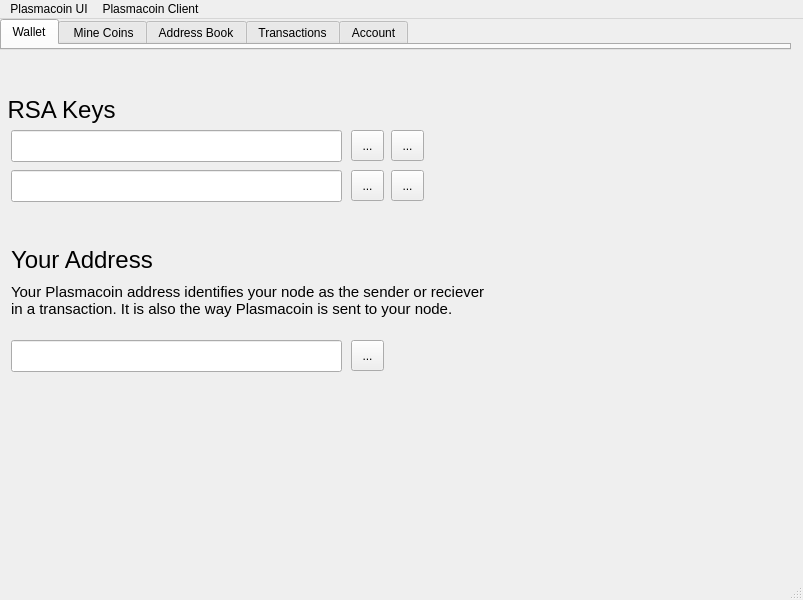
Qt form src/qt/plasmacoin-ui/mainwindow.ui (plasmacoin-crypto/Plasmacoin-Blockchain) before a commit.
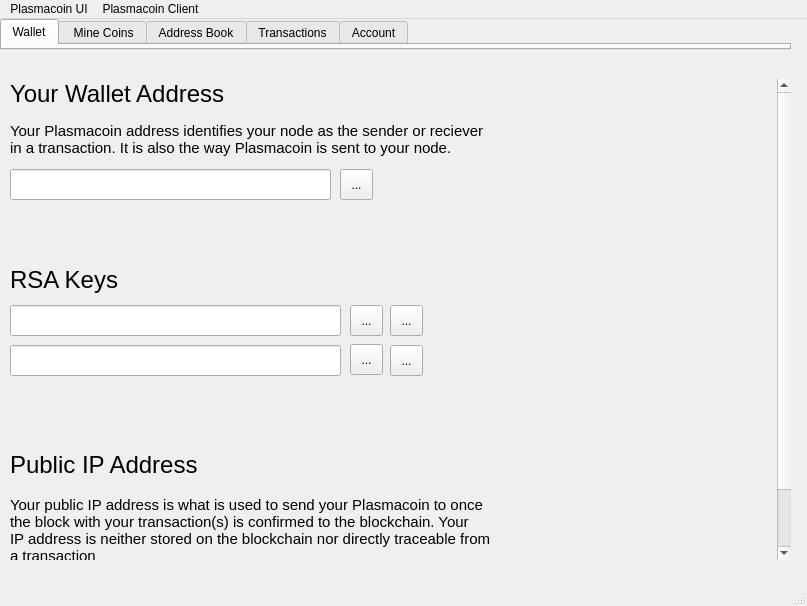
The same form after that commit. The open tabs and pages were chosen to show the change. Icons and pictures are not drawn.

Commit message: Add scrolling to the logged in account page

```diff
--- a/src/qt/plasmacoin-ui/mainwindow.ui
+++ b/src/qt/plasmacoin-ui/mainwindow.ui
@@ -7,8 +7,8 @@
    <rect>
     <x>0</x>
     <y>0</y>
-    <width>803</width>
-    <height>600</height>
+    <width>807</width>
+    <height>606</height>
    </rect>
   </property>
   <property name="windowTitle">
@@ -504,36 +504,105 @@
        </widget>
       </widget>
       <widget class="QWidget" name="loggedIn">
+       <widget class="QWidget" name="verticalLayoutWidget">
+        <property name="geometry">
+         <rect>
+          <x>0</x>
+          <y>10</y>
+          <width>791</width>
+          <height>481</height>
+         </rect>
+        </property>
+        <layout class="QVBoxLayout" name="pageContainer">
+         <item>
        <widget class="QScrollArea" name="scrollArea">
-        <property name="geometry">
-         <rect>
-          <x>-10</x>
-          <y>-10</y>
-          <width>821</width>
-          <height>531</height>
-         </rect>
+           <property name="sizePolicy">
+            <sizepolicy hsizetype="Preferred" vsizetype="Preferred">
+             <horstretch>0</horstretch>
+             <verstretch>0</verstretch>
+            </sizepolicy>
+           </property>
+           <property name="minimumSize">
+            <size>
+             <width>0</width>
+             <height>0</height>
+            </size>
+           </property>
+           <property name="frameShape">
+            <enum>QFrame::NoFrame</enum>
+           </property>
+           <property name="frameShadow">
+            <enum>QFrame::Sunken</enum>
+           </property>
+           <property name="verticalScrollBarPolicy">
+            <enum>Qt::ScrollBarAsNeeded</enum>
+           </property>
+           <property name="horizontalScrollBarPolicy">
+            <enum>Qt::ScrollBarAlwaysOff</enum>
         </property>
         <property name="widgetResizable">
          <bool>true</bool>
         </property>
-        <widget class="QWidget" name="scrollAreaWidgetContents">
+           <property name="alignment">
+            <set>Qt::AlignLeading|Qt::AlignLeft|Qt::AlignTop</set>
+           </property>
+           <widget class="QWidget" name="scrollAreaContent">
          <property name="geometry">
           <rect>
            <x>0</x>
            <y>0</y>
-           <width>817</width>
-           <height>527</height>
-          </rect>
-         </property>
-         <widget class="QToolButton" name="pubKeyCopy">
+              <width>768</width>
+              <height>550</height>
+             </rect>
+            </property>
+            <property name="sizePolicy">
+             <sizepolicy hsizetype="Minimum" vsizetype="Minimum">
+              <horstretch>0</horstretch>
+              <verstretch>0</verstretch>
+             </sizepolicy>
+            </property>
+            <property name="minimumSize">
+             <size>
+              <width>550</width>
+              <height>550</height>
+             </size>
+            </property>
+            <widget class="QWidget" name="contentContainer" native="true">
           <property name="geometry">
            <rect>
-            <x>400</x>
-            <y>70</y>
+               <x>0</x>
+               <y>-10</y>
+               <width>791</width>
+               <height>551</height>
+              </rect>
+             </property>
+             <property name="sizePolicy">
+              <sizepolicy hsizetype="Minimum" vsizetype="Minimum">
+               <horstretch>0</horstretch>
+               <verstretch>0</verstretch>
+              </sizepolicy>
+             </property>
+             <layout class="QVBoxLayout" name="pageLayout">
+              <property name="sizeConstraint">
+               <enum>QLayout::SetDefaultConstraint</enum>
+              </property>
+              <item>
+               <widget class="QWidget" name="address" native="true">
+                <widget class="QToolButton" name="addressCopy">
+                 <property name="geometry">
+                  <rect>
+                   <x>340</x>
+                   <y>100</y>
             <width>33</width>
             <height>31</height>
            </rect>
           </property>
+                 <property name="sizePolicy">
+                  <sizepolicy hsizetype="Fixed" vsizetype="Fixed">
+                   <horstretch>0</horstretch>
+                   <verstretch>0</verstretch>
+                  </sizepolicy>
+                 </property>
           <property name="text">
            <string>...</string>
           </property>
@@ -542,110 +611,107 @@
             <normaloff>../assets/clipboard.png</normaloff>../assets/clipboard.png</iconset>
           </property>
          </widget>
-         <widget class="QLineEdit" name="address">
+                <widget class="QLineEdit" name="walletAddress">
           <property name="geometry">
            <rect>
-            <x>20</x>
-            <y>280</y>
-            <width>331</width>
-            <height>32</height>
-           </rect>
-          </property>
+                   <x>10</x>
+                   <y>100</y>
+                   <width>321</width>
+                   <height>31</height>
+                  </rect>
+                 </property>
+                 <property name="sizePolicy">
+                  <sizepolicy hsizetype="Expanding" vsizetype="Fixed">
+                   <horstretch>0</horstretch>
+                   <verstretch>0</verstretch>
+                  </sizepolicy>
+                 </property>
           <property name="readOnly">
            <bool>true</bool>
           </property>
          </widget>
-         <widget class="QLabel" name="addressTitle">
-          <property name="geometry">
-           <rect>
-            <x>20</x>
-            <y>180</y>
-            <width>161</width>
-            <height>41</height>
-           </rect>
-          </property>
-          <property name="text">
-           <string>&lt;html&gt;&lt;head/&gt;&lt;body&gt;&lt;p&gt;&lt;span style=&quot; font-size:18pt;&quot;&gt;Your Address&lt;/span&gt;&lt;/p&gt;&lt;/body&gt;&lt;/html&gt;</string>
-          </property>
-         </widget>
          <widget class="QLabel" name="addressSubtitle">
           <property name="geometry">
            <rect>
-            <x>20</x>
-            <y>220</y>
-            <width>501</width>
+                   <x>10</x>
+                   <y>50</y>
+                   <width>491</width>
             <height>41</height>
            </rect>
           </property>
+                 <property name="sizePolicy">
+                  <sizepolicy hsizetype="Preferred" vsizetype="Fixed">
+                   <horstretch>0</horstretch>
+                   <verstretch>0</verstretch>
+                  </sizepolicy>
+                 </property>
           <property name="text">
-           <string>&lt;html&gt;&lt;head/&gt;&lt;body&gt;&lt;p&gt;&lt;span style=&quot; font-size:11pt;&quot;&gt;Your Plasmacoin address identifies your node as the sender or reciever&lt;br&gt;in a transaction. It is also the way Plasmacoin is sent to your node.&lt;/span&gt;&lt;/p&gt;&lt;/body&gt;&lt;/html&gt;</string>
-          </property>
-         </widget>
-         <widget class="QLineEdit" name="privateKey">
+                  <string>&lt;html&gt;&lt;head/&gt;&lt;body&gt;&lt;p&gt;&lt;span style=&quot; font-size:11pt;&quot;&gt;Your Plasmacoin address identifies your node as the sender or reciever&lt;br/&gt;in a transaction. It is also the way Plasmacoin is sent to your node.&lt;/span&gt;&lt;/p&gt;&lt;/body&gt;&lt;/html&gt;</string>
+                 </property>
+                </widget>
+                <widget class="QLabel" name="addressTitle">
           <property name="geometry">
            <rect>
-            <x>20</x>
-            <y>110</y>
-            <width>331</width>
-            <height>32</height>
-           </rect>
-          </property>
-          <property name="readOnly">
-           <bool>true</bool>
-          </property>
-         </widget>
-         <widget class="QToolButton" name="ptivKeyCopy">
-          <property name="geometry">
-           <rect>
-            <x>400</x>
-            <y>110</y>
-            <width>33</width>
+                   <x>10</x>
+                   <y>10</y>
+                   <width>231</width>
             <height>31</height>
            </rect>
           </property>
+                 <property name="sizePolicy">
+                  <sizepolicy hsizetype="Preferred" vsizetype="Fixed">
+                   <horstretch>0</horstretch>
+                   <verstretch>0</verstretch>
+                  </sizepolicy>
+                 </property>
           <property name="text">
-           <string>...</string>
-          </property>
-          <property name="icon">
-           <iconset>
-            <normaloff>../assets/clipboard.png</normaloff>../assets/clipboard.png</iconset>
-          </property>
-         </widget>
+                  <string>&lt;html&gt;&lt;head/&gt;&lt;body&gt;&lt;p&gt;&lt;span style=&quot; font-size:18pt;&quot;&gt;Your Wallet Address&lt;/span&gt;&lt;/p&gt;&lt;/body&gt;&lt;/html&gt;</string>
+                 </property>
+                </widget>
+               </widget>
+              </item>
+              <item>
+               <widget class="QWidget" name="rsaKeys" native="true">
+                <property name="minimumSize">
+                 <size>
+                  <width>0</width>
+                  <height>0</height>
+                 </size>
+                </property>
          <widget class="QLabel" name="rsaTitle">
           <property name="geometry">
            <rect>
             <x>10</x>
-            <y>30</y>
-            <width>121</width>
-            <height>41</height>
-           </rect>
-          </property>
+                   <y>10</y>
+                   <width>111</width>
+                   <height>31</height>
+                  </rect>
+                 </property>
+                 <property name="sizePolicy">
+                  <sizepolicy hsizetype="Preferred" vsizetype="Fixed">
+                   <horstretch>0</horstretch>
+                   <verstretch>0</verstretch>
+                  </sizepolicy>
+                 </property>
           <property name="text">
-           <string>&lt;html&gt;&lt;head/&gt;&lt;body&gt;&lt;p align=&quot;center&quot;&gt;&lt;span style=&quot; font-size:18pt;&quot;&gt;RSA Keys&lt;/span&gt;&lt;/p&gt;&lt;/body&gt;&lt;/html&gt;</string>
-          </property>
-         </widget>
-         <widget class="QLineEdit" name="publicKey">
-          <property name="geometry">
-           <rect>
-            <x>20</x>
-            <y>70</y>
-            <width>331</width>
-            <height>32</height>
-           </rect>
-          </property>
-          <property name="readOnly">
-           <bool>true</bool>
+                  <string>&lt;html&gt;&lt;head/&gt;&lt;body&gt;&lt;p&gt;&lt;span style=&quot; font-size:18pt;&quot;&gt;RSA Keys&lt;/span&gt;&lt;/p&gt;&lt;/body&gt;&lt;/html&gt;</string>
           </property>
          </widget>
          <widget class="QToolButton" name="privKeyShow">
           <property name="geometry">
            <rect>
-            <x>360</x>
-            <y>110</y>
+                   <x>350</x>
+                   <y>89</y>
             <width>33</width>
             <height>31</height>
            </rect>
           </property>
+                 <property name="sizePolicy">
+                  <sizepolicy hsizetype="Fixed" vsizetype="Fixed">
+                   <horstretch>0</horstretch>
+                   <verstretch>0</verstretch>
+                  </sizepolicy>
+                 </property>
           <property name="text">
            <string>...</string>
           </property>
@@ -654,15 +720,40 @@
             <normaloff>../assets/no-view.png</normaloff>../assets/no-view.png</iconset>
           </property>
          </widget>
-         <widget class="QToolButton" name="addressCopy">
+                <widget class="QLineEdit" name="publicKey">
           <property name="geometry">
            <rect>
-            <x>360</x>
-            <y>280</y>
+                   <x>10</x>
+                   <y>50</y>
+                   <width>331</width>
+                   <height>31</height>
+                  </rect>
+                 </property>
+                 <property name="sizePolicy">
+                  <sizepolicy hsizetype="Expanding" vsizetype="Fixed">
+                   <horstretch>0</horstretch>
+                   <verstretch>0</verstretch>
+                  </sizepolicy>
+                 </property>
+                 <property name="readOnly">
+                  <bool>true</bool>
+                 </property>
+                </widget>
+                <widget class="QToolButton" name="pubKeyCopy">
+                 <property name="geometry">
+                  <rect>
+                   <x>390</x>
+                   <y>50</y>
             <width>33</width>
             <height>31</height>
            </rect>
           </property>
+                 <property name="sizePolicy">
+                  <sizepolicy hsizetype="Fixed" vsizetype="Fixed">
+                   <horstretch>0</horstretch>
+                   <verstretch>0</verstretch>
+                  </sizepolicy>
+                 </property>
           <property name="text">
            <string>...</string>
           </property>
@@ -674,12 +765,18 @@
          <widget class="QToolButton" name="pubKeyShow">
           <property name="geometry">
            <rect>
-            <x>360</x>
-            <y>70</y>
+                   <x>350</x>
+                   <y>50</y>
             <width>33</width>
             <height>31</height>
            </rect>
           </property>
+                 <property name="sizePolicy">
+                  <sizepolicy hsizetype="Fixed" vsizetype="Fixed">
+                   <horstretch>0</horstretch>
+                   <verstretch>0</verstretch>
+                  </sizepolicy>
+                 </property>
           <property name="text">
            <string>...</string>
           </property>
@@ -688,7 +785,114 @@
             <normaloff>../assets/no-view.png</normaloff>../assets/no-view.png</iconset>
           </property>
          </widget>
-        </widget>
+                <widget class="QToolButton" name="privKeyCopy">
+                 <property name="geometry">
+                  <rect>
+                   <x>390</x>
+                   <y>90</y>
+                   <width>33</width>
+                   <height>31</height>
+                  </rect>
+                 </property>
+                 <property name="sizePolicy">
+                  <sizepolicy hsizetype="Fixed" vsizetype="Fixed">
+                   <horstretch>0</horstretch>
+                   <verstretch>0</verstretch>
+                  </sizepolicy>
+                 </property>
+                 <property name="text">
+                  <string>...</string>
+                 </property>
+                 <property name="icon">
+                  <iconset>
+                   <normaloff>../assets/clipboard.png</normaloff>../assets/clipboard.png</iconset>
+                 </property>
+                </widget>
+                <widget class="QLineEdit" name="privateKey">
+                 <property name="geometry">
+                  <rect>
+                   <x>10</x>
+                   <y>90</y>
+                   <width>331</width>
+                   <height>31</height>
+                  </rect>
+                 </property>
+                 <property name="sizePolicy">
+                  <sizepolicy hsizetype="Expanding" vsizetype="Fixed">
+                   <horstretch>0</horstretch>
+                   <verstretch>0</verstretch>
+                  </sizepolicy>
+                 </property>
+                 <property name="readOnly">
+                  <bool>true</bool>
+                 </property>
+                </widget>
+               </widget>
+              </item>
+              <item>
+               <widget class="QWidget" name="pubIPAddr" native="true">
+                <widget class="QLabel" name="pubIPAddrTitle">
+                 <property name="geometry">
+                  <rect>
+                   <x>10</x>
+                   <y>10</y>
+                   <width>201</width>
+                   <height>31</height>
+                  </rect>
+                 </property>
+                 <property name="sizePolicy">
+                  <sizepolicy hsizetype="Preferred" vsizetype="Fixed">
+                   <horstretch>0</horstretch>
+                   <verstretch>0</verstretch>
+                  </sizepolicy>
+                 </property>
+                 <property name="text">
+                  <string>&lt;html&gt;&lt;head/&gt;&lt;body&gt;&lt;p&gt;&lt;span style=&quot; font-size:18pt;&quot;&gt;Public IP Address&lt;/span&gt;&lt;/p&gt;&lt;/body&gt;&lt;/html&gt;</string>
+                 </property>
+                </widget>
+                <widget class="QTextBrowser" name="publicIPAddress">
+                 <property name="geometry">
+                  <rect>
+                   <x>10</x>
+                   <y>140</y>
+                   <width>256</width>
+                   <height>31</height>
+                  </rect>
+                 </property>
+                 <property name="sizePolicy">
+                  <sizepolicy hsizetype="Expanding" vsizetype="Fixed">
+                   <horstretch>0</horstretch>
+                   <verstretch>0</verstretch>
+                  </sizepolicy>
+                 </property>
+                </widget>
+                <widget class="QLabel" name="pubIPAddrSubtitle">
+                 <property name="geometry">
+                  <rect>
+                   <x>10</x>
+                   <y>50</y>
+                   <width>521</width>
+                   <height>81</height>
+                  </rect>
+                 </property>
+                 <property name="sizePolicy">
+                  <sizepolicy hsizetype="Preferred" vsizetype="Fixed">
+                   <horstretch>0</horstretch>
+                   <verstretch>0</verstretch>
+                  </sizepolicy>
+                 </property>
+                 <property name="text">
+                  <string>&lt;html&gt;&lt;head/&gt;&lt;body&gt;&lt;p&gt;&lt;span style=&quot; font-size:11pt;&quot;&gt;Your public IP address is what is used to send your Plasmacoin to once&lt;br&gt;the block with your transaction(s) is confirmed to the blockchain. Your&lt;br&gt;IP address is neither stored on the blockchain nor directly traceable from&lt;br&gt;a transaction&lt;/span&gt;&lt;/p&gt;&lt;/body&gt;&lt;/html&gt;</string>
+                 </property>
+                </widget>
+               </widget>
+              </item>
+             </layout>
+            </widget>
+           </widget>
+          </widget>
+         </item>
+        </layout>
        </widget>
       </widget>
      </widget>
@@ -703,7 +907,7 @@
     <rect>
      <x>0</x>
      <y>0</y>
-     <width>803</width>
+     <width>807</width>
      <height>30</height>
     </rect>
    </property>
```
Left out of the diff: 4 changed lines with no effect on the pictures. Lines whose indentation alone changed are shown as unchanged. The commit also changes 1 other file.
